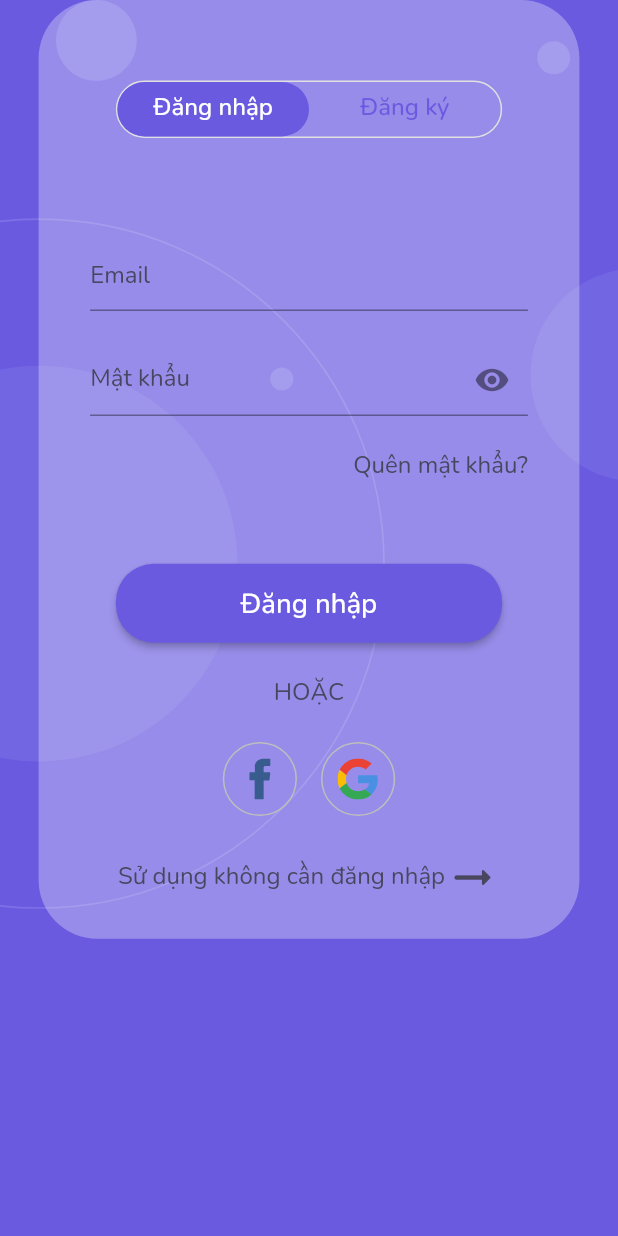
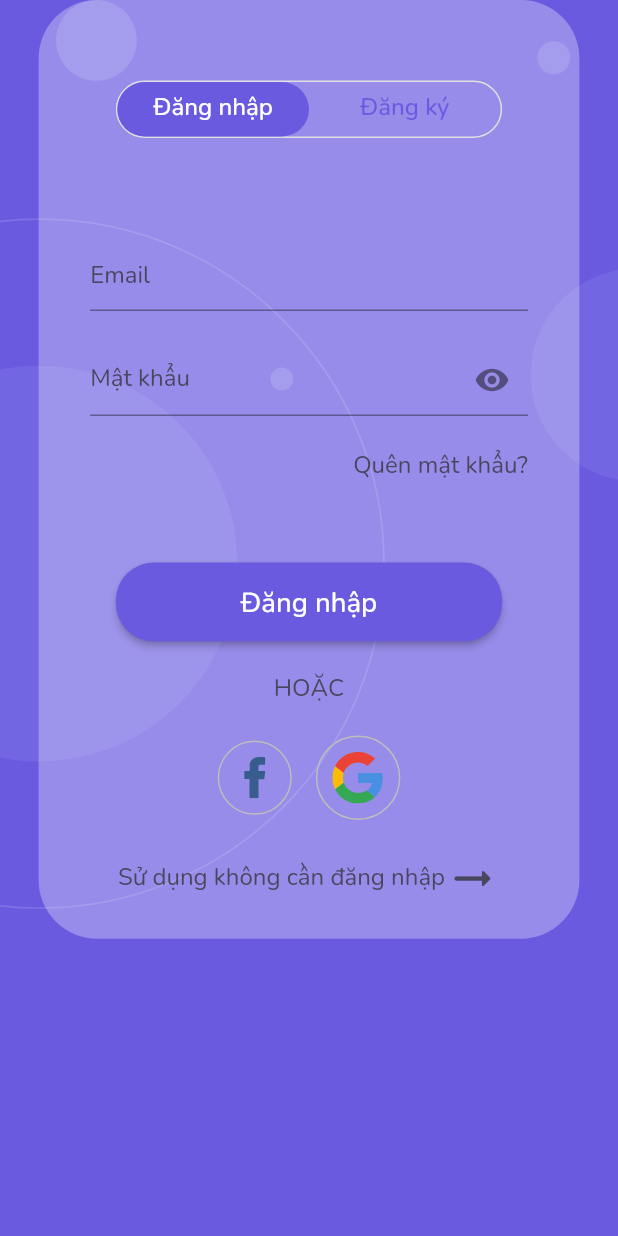
Before and after one commit to minhdang2803/hcmut-capstone-project, a Flutter app: the AuthenticationPage screen opened by its route, on a phone screen of 412 x 824 dp. Run offline on Flutter 3.47's test engine with Material 2 defaults, Android fonts, the phone set to English and light mode, and no system bars; our stand-ins replace assets_audio_player, auto_size_text, bloc, cached_network_image, connectivity_plus, dio and 12 more; missing offline and left inert: simple_html_css; accounts and stored records are empty; project files that could hold a hidden picture were left out.

Commit message:
Clean Authentication

```diff
--- a/lib/bloc/authentication/auth_cubit.dart
+++ b/lib/bloc/authentication/auth_cubit.dart
@@ -1,6 +1,5 @@
 import 'package:bke/utils/enum.dart';
 import 'package:bke/utils/widget_util.dart';
-import 'package:bloc/bloc.dart';
 import 'package:equatable/equatable.dart';
 import 'package:flutter/material.dart';
 import 'package:flutter_bloc/flutter_bloc.dart';
@@ -18,7 +17,7 @@ part 'auth_state.dart';
 part 'auth_logic.dart';
 
 class AuthCubit extends Cubit<AuthState> {
-  AuthCubit() : super(AuthInitial());
+  AuthCubit() : super(const AuthInitial(AuthAction.authentication));
 
   final _authRepository = AuthRepository.instance();
 
@@ -182,4 +181,6 @@ class AuthCubit extends Cubit<AuthState> {
   User? getCurrentUser() => _authRepository.getCurrentUser();
 
   Box getUserBox() => _authRepository.getUserBox();
+
+
 }
--- a/lib/bloc/authentication/auth_logic.dart
+++ b/lib/bloc/authentication/auth_logic.dart
@@ -1,6 +1,6 @@
 part of 'auth_cubit.dart';
 
-class AuthLogic extends AuthCubit with ChangeNotifier {
+class AuthLogic extends AuthCubit {
   List<Tab> authTabs = const [
     Tab(child: FittedBox(child: Text('Đăng nhập'))),
     Tab(child: FittedBox(child: Text('Đăng ký'))),
@@ -30,7 +30,7 @@ class AuthLogic extends AuthCubit with ChangeNotifier {
     changeLayout = false;
     otpVerifying = false;
     verifyPhoneNbr = '';
-    notifyListeners();
+    emit(AuthInitial(authAction));
   }
 
   void changeAuthAction(AuthAction action) {
@@ -39,7 +39,7 @@ class AuthLogic extends AuthCubit with ChangeNotifier {
       changeLayout = true;
     }
     authAction = action;
-    notifyListeners();
+    emit(AuthInitial(authAction));
   }
 
   void setVerifyLoading(bool value) {
--- a/lib/bloc/authentication/auth_state.dart
+++ b/lib/bloc/authentication/auth_state.dart
@@ -5,8 +5,12 @@ abstract class AuthState extends Equatable {
 }
 
 class AuthInitial extends AuthState {
+  const AuthInitial(this.action);
+
+  final AuthAction? action;
+
   @override
-  List<Object> get props => [];
+  List<Object?> get props => [action];
 }
 
 class AuthLoading extends AuthState {
--- a/lib/main.dart
+++ b/lib/main.dart
@@ -60,8 +60,6 @@ class MyApp extends StatelessWidget {
               BlocProvider(create: (ctx) => authLogic),
               BlocProvider(create: (ctx) => GameCubit()),
             ],
-            child: MultiProvider(
-              providers: [ChangeNotifierProvider(create: (ctx) => authLogic)],
             child: MaterialApp(
               title: 'Funny Englisk',
               theme: AppTheme.lightTheme,
@@ -79,7 +77,6 @@ class MyApp extends StatelessWidget {
               initialRoute: initialRoute,
               onGenerateRoute: RouteGenerator.onGenerateAppRoute,
             ),
-            ),
           );
         },
       ),
--- a/lib/presentation/pages/authentication/components/auth_content_card.dart
+++ b/lib/presentation/pages/authentication/components/auth_content_card.dart
@@ -2,7 +2,6 @@ import 'package:flutter/material.dart';
 import 'package:flutter_bloc/flutter_bloc.dart';
 import 'package:flutter_screenutil/flutter_screenutil.dart';
 import 'package:pinput/pinput.dart';
-import 'package:provider/provider.dart';
 
 import '../../../../bloc/authentication/auth_cubit.dart';
 import '../../../../utils/enum.dart';
@@ -55,8 +54,6 @@ class _AuthContentCardState extends State<AuthContentCard>
   @override
   Widget build(BuildContext context) {
     final authLogic = context.read<AuthLogic>();
-    return Consumer<AuthLogic>(
-      builder: (context, value, child) {
     return AnimatedContainer(
       onEnd: () {
         if (!authLogic.changeLayout) {
@@ -67,19 +64,16 @@ class _AuthContentCardState extends State<AuthContentCard>
         color: Colors.white.withOpacity(0.3),
         borderRadius: BorderRadius.circular(34.r),
       ),
-          curve: Curves.decelerate,
-          duration: const Duration(milliseconds: 150),
+      curve: Curves.linear,
+      duration: const Duration(milliseconds: 250),
       width: 315.w,
       height: authLogic.changeLayout ? 336.h : 524.h,
-          child: _buildAuthContent(value),
-        );
-      },
+      child: _buildAuthContent(),
     );
   }
 
-  Widget _buildAuthContent(AuthLogic value) {
-    final authLogic = context.read<AuthLogic>();
-
+  Widget _buildAuthContent() {
+    final authRead = context.watch<AuthLogic>();
     Widget child = Padding(
       padding: EdgeInsets.only(top: 45.h),
       child: Column(
@@ -102,7 +96,7 @@ class _AuthContentCardState extends State<AuthContentCard>
                 borderRadius: BorderRadius.circular(16.r),
               ),
               // indicatorColor: themeData.colorScheme.primary,
-              tabs: authLogic.authTabs,
+              tabs: authRead.authTabs,
             ),
           ),
           20.verticalSpace,
@@ -112,11 +106,11 @@ class _AuthContentCardState extends State<AuthContentCard>
               children: [
                 const LoginComponent(),
                 RegisterComponent(
-                  registerKeyForm: authLogic.registerKeyForm,
+                  registerKeyForm: authRead.registerKeyForm,
                   onRegisterClick: () =>
-                      authLogic.onRegisterClick(context, mounted),
-                  registerModel: authLogic.registerModel,
-                  isLoading: authLogic.otpVerifying,
+                      authRead.onRegisterClick(context, mounted),
+                  registerModel: authRead.registerModel,
+                  isLoading: authRead.otpVerifying,
                 ),
               ],
             ),
@@ -124,16 +118,24 @@ class _AuthContentCardState extends State<AuthContentCard>
         ],
       ),
     );
-    if (value.authAction == AuthAction.forgotPassword) {
-      child = _buildForgotPassword();
-    } else if (value.authAction == AuthAction.resetPassword) {
-      child = _buildResetPassword();
-    } else if (value.authAction == AuthAction.verifyResetPwOTP ||
-        value.authAction == AuthAction.verifyRegisterOTP) {
-      child = _buildVerifyOTP();
+
+    return BlocBuilder<AuthLogic, AuthState>(
+      builder: (context, state) {
+        if (state is AuthInitial) {
+          if (state.action == AuthAction.forgotPassword) {
+            return _buildForgotPassword();
+          } else if (state.action == AuthAction.resetPassword) {
+            return _buildResetPassword();
+          } else if (state.action == AuthAction.verifyResetPwOTP ||
+              state.action == AuthAction.verifyRegisterOTP) {
+            return _buildVerifyOTP();
+          } else {
+            return child;
           }
-    // Future.delayed(Duration.zero);
+        }
         return child;
+      },
+    );
   }
 
   Widget _buildForgotPassword() {
@@ -326,7 +328,9 @@ class _AuthContentCardState extends State<AuthContentCard>
             ),
             10.verticalSpace,
             GestureDetector(
-              onTap: authLogic.goBackToAuthentication,
+              onTap: () {
+                authLogic.goBackToAuthentication();
+              },
               child: Row(
                 mainAxisAlignment: MainAxisAlignment.center,
                 crossAxisAlignment: CrossAxisAlignment.center,
--- a/lib/presentation/pages/authentication/components/login_component.dart
+++ b/lib/presentation/pages/authentication/components/login_component.dart
@@ -139,8 +139,8 @@ class _LoginComponentState extends State<LoginComponent> {
             CircularBorderIcon(
               icon: SvgPicture.asset(
                 'assets/icons/ic_google.svg',
-                width: 24.r,
-                height: 24.r,
+                width: 30.r,
+                height: 30.r,
               ),
               borderColor: Colors.grey[400]!,
               onIconClick: () {
--- a/pubspec.yaml
+++ b/pubspec.yaml
@@ -38,7 +38,6 @@ dependencies:
   simple_html_css: ^4.0.0
   flutter_localizations:
     sdk: flutter
-  provider: ^6.0.3
 
 dev_dependencies:
   flutter_test:
```
Also changed, not shown: pubspec.lock, 3 other files. Lines whose indentation alone changed are shown as unchanged.
